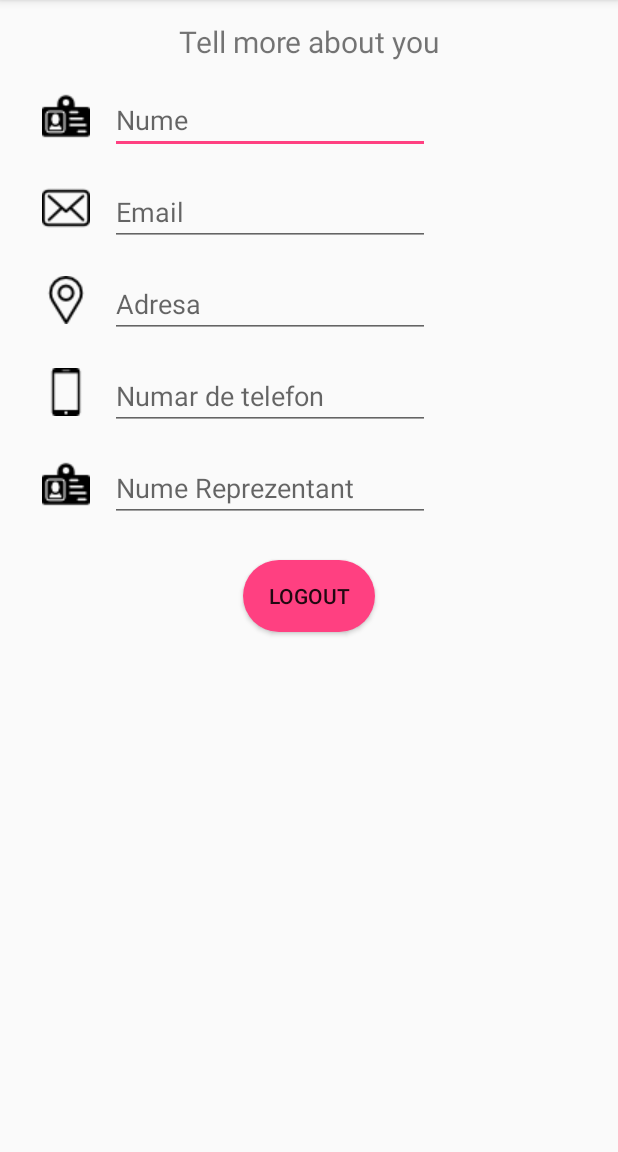
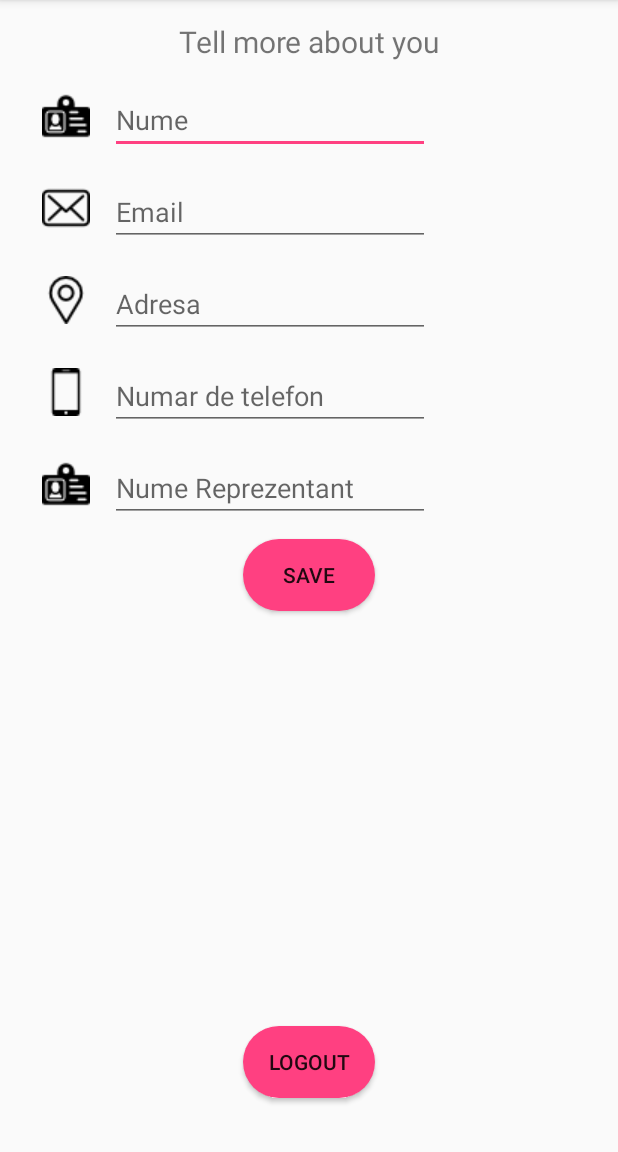
Before and after one commit to axelalex13/FoodShare, an Android app: the AddFood screen opened directly, with no data from a screen before it, after a tap on "Food helper", on a phone screen of 412 x 824 dp, the part 84-1236 px from its top. Run offline under Robolectric (Android 15) with nearby library versions, the phone set to English and light mode, and no system bars; libraries missing offline, so code that uses them is left out: cn.pedant; 8 statements that could not run were skipped; 2 other taps on this screen came first.

Commit message:
listView myfood and settings

```diff
--- a/app/src/main/java/com/example/cristinica/foodhelper/AddFood.java
+++ b/app/src/main/java/com/example/cristinica/foodhelper/AddFood.java
@@ -169,8 +169,9 @@ public class AddFood extends Fragment {
 
         final  ArrayList<ItemData> list3=new ArrayList<>();
 
+
+        list3.add(new ItemData("Oil",R.drawable.oil));
         list3.add(new ItemData("Sugar",R.drawable.sugar));
-        list3.add(new ItemData("Oil",R.drawable.oil));
         list3.add(new ItemData("Flour",R.drawable.flour));
         list3.add(new ItemData("Rice",R.drawable.rice));
         final SpinnerAdapter adapter4=new SpinnerAdapter(getActivity(), R.layout.spinner_layout,R.id.txt,list3);
@@ -183,7 +184,7 @@ public class AddFood extends Fragment {
         radioGroup=(RadioGroup)view.findViewById(R.id.radioGroup);
         final RadioButton rb1 = (RadioButton)  view.findViewById(R.id.radio_food);
         final RadioButton rb2 = (RadioButton)  view.findViewById(R.id.radio_ingredients);
-
+        radioGroup.check(rb1.getId());
         View.OnClickListener button1Listener = new View.OnClickListener() {
             public void onClick(View v) {
             sp.setAdapter(adapter2);
--- a/app/src/main/java/com/example/cristinica/foodhelper/FoodFragment.java
+++ b/app/src/main/java/com/example/cristinica/foodhelper/FoodFragment.java
@@ -1,12 +1,27 @@
 package com.example.cristinica.foodhelper;
 
+import android.annotation.SuppressLint;
 import android.content.Context;
 import android.net.Uri;
+import android.os.AsyncTask;
 import android.os.Bundle;
 import android.support.v4.app.Fragment;
+import android.support.v7.widget.DefaultItemAnimator;
+import android.support.v7.widget.LinearLayoutManager;
+import android.util.Log;
 import android.view.LayoutInflater;
 import android.view.View;
 import android.view.ViewGroup;
+import android.widget.ListAdapter;
+import android.widget.ListView;
+
+import com.example.cristinica.foodhelper.apiConnector.MyFoodApi;
+import com.example.cristinica.foodhelper.models.Food;
+import com.google.gson.Gson;
+import com.google.gson.reflect.TypeToken;
+
+import java.util.ArrayList;
+import java.util.List;
 
 
 /**
@@ -22,6 +37,11 @@ public class FoodFragment extends Fragment {
     // the fragment initialization parameters, e.g. ARG_ITEM_NUMBER
     private static final String ARG_PARAM1 = "param1";
     private static final String ARG_PARAM2 = "param2";
+    private ArrayList<Food> foods;
+    private ListAdapter adapter ; // adapter reference
+    View view;
+    ListView listView;
+
 
     // TODO: Rename and change types of parameters
     private String mParam1;
@@ -64,7 +84,58 @@ public class FoodFragment extends Fragment {
     public View onCreateView(LayoutInflater inflater, ViewGroup container,
                              Bundle savedInstanceState) {
         // Inflate the layout for this fragment
-        return inflater.inflate(R.layout.fragment_food, container, false);
+        view = inflater.inflate(R.layout.fragment_food, container, false);
+        listView = view.findViewById(R.id.list);
+
+
+        @SuppressLint("StaticFieldLeak") AsyncTask<Void, Void, Void> task = new AsyncTask<Void, Void, Void>() {
+
+
+            @Override
+
+            protected Void doInBackground(Void... params) {
+                String s = MyFoodApi.getFood("carrefour@carrefour.com");
+
+                Log.v("am primit la get food", s);
+                Gson g = new Gson();
+                foods = g.fromJson(s,  new TypeToken<ArrayList<Food>>(){}.getType());
+
+
+                return null;
+            }
+
+            @Override
+            protected void onPostExecute(Void aVoid) {
+
+                super.onPostExecute(aVoid);
+
+                Log.v("lista",foods.get(0).nume);
+                adapter = new MyListAdapter(getContext(), foods);
+                listView.setAdapter(adapter);
+
+
+                // removedItems = new ArrayList<Integer>();
+
+
+
+
+
+            }
+        };
+
+        task.execute();
+
+
+
+
+
+        return view;
+
+
+
+
+
+
     }
 
     // TODO: Rename method, update argument and hook method into UI event
--- a/app/src/main/java/com/example/cristinica/foodhelper/SettingsActivity.java
+++ b/app/src/main/java/com/example/cristinica/foodhelper/SettingsActivity.java
@@ -1,27 +1,59 @@
 package com.example.cristinica.foodhelper;
 
+import android.annotation.SuppressLint;
 import android.content.Context;
 import android.content.Intent;
 import android.content.SharedPreferences;
+import android.os.AsyncTask;
 import android.support.v7.app.AppCompatActivity;
 import android.os.Bundle;
+import android.util.Log;
 import android.view.View;
 import android.widget.Button;
+import android.widget.TextView;
+
+import com.example.cristinica.foodhelper.apiConnector.SaveInfoApi;
+import com.example.cristinica.foodhelper.models.LoginModel;
+import com.example.cristinica.foodhelper.models.RegisterModel;
+import com.google.gson.Gson;
 
 public class SettingsActivity extends AppCompatActivity {
-
 
     @Override
     protected void onCreate(Bundle savedInstanceState) {
         super.onCreate(savedInstanceState);
         setContentView(R.layout.activity_settings);
         Button logout = findViewById(R.id.logout);
+
+        final SharedPreferences sharedPreferences = SettingsActivity.this.getSharedPreferences("user", Context.MODE_PRIVATE);
+
+        final TextView name = findViewById(R.id.editText2);
+        final TextView email = findViewById(R.id.editText3);
+        final TextView address = findViewById(R.id.editText5);
+        final TextView phone = findViewById(R.id.editText4);
+        final TextView reprezentant = findViewById(R.id.editText6);
+        final LoginModel loginModel;
+        Gson g = new Gson();
+        loginModel = g.fromJson(sharedPreferences.getString("user", ""), LoginModel.class);
+
+        if (loginModel.nume != null)
+            name.setText(loginModel.nume);
+        if (loginModel.email != null)
+            email.setText(loginModel.email);
+        if (loginModel.adresa != null)
+            address.setText(loginModel.adresa);
+        if (loginModel.telefon != null)
+            phone.setText(loginModel.telefon);
+        if (loginModel.nume_reprezentant != null)
+            reprezentant.setText(loginModel.nume_reprezentant);
+
+
         SharedPreferences sharedPreferences2 = SettingsActivity.this.getSharedPreferences("type", Context
                 .MODE_PRIVATE);
         int type = sharedPreferences2.getInt("type", 1);
-            if (type == 0){
+        if (type == 0) {
             logout.setBackgroundDrawable(getResources().getDrawable(R.drawable.round));
-            } else if(type == 1) {
+        } else if (type == 1) {
             logout.setBackgroundDrawable(getResources().getDrawable(R.drawable.round2));
         }
 
@@ -39,5 +71,40 @@ public class SettingsActivity extends AppCompatActivity {
                 startActivity(intent);
             }
         });
+
+
+        Button save = findViewById(R.id.save);
+        if (type == 0) {
+            save.setBackgroundDrawable(getResources().getDrawable(R.drawable.round));
+        } else if (type == 1) {
+            save.setBackgroundDrawable(getResources().getDrawable(R.drawable.round2));
+        }
+        save.setOnClickListener(new View.OnClickListener() {
+            @Override
+            public void onClick(View view) {
+                @SuppressLint("StaticFieldLeak") AsyncTask<Void, Void, Void> task = new AsyncTask<Void, Void, Void>() {
+                    RegisterModel registerModel = new RegisterModel();
+
+                    @Override
+                    protected Void doInBackground(Void... params) {
+                        String s = SaveInfoApi.saveInfo(loginModel.email, email.getText().toString(), name.getText().toString(),
+                                reprezentant.getText().toString(), phone.getText().toString(), address.getText().toString());
+                        Log.v("am primit", s);
+                        Gson g = new Gson();
+                        registerModel = g.fromJson(s, RegisterModel.class);
+                        return null;
+                    }
+
+                    protected void onPostExecute(Void param) {
+
+                    }
+
+                };
+                task.execute();
+                finish();
+            }
+        });
+
+
     }
     }
--- a/app/src/main/java/com/example/cristinica/foodhelper/ViewPagerAdapter.java
+++ b/app/src/main/java/com/example/cristinica/foodhelper/ViewPagerAdapter.java
@@ -17,7 +17,7 @@ public class ViewPagerAdapter extends FragmentStatePagerAdapter {
     private int[] imageResId = {
 
     };
-    private static final String[] CONTENT = new String[] { "ADD", "VIEW"};
+    private static final String[] CONTENT = new String[] { "ADD", "YOUR FOOD"};
     CharSequence Titles[]; // This will Store the Titles of the Tabs which are Going to be passed when ViewPagerAdapter is created
     int NumbOfTabs; // Store the number of tabs, this will also be passed when the ViewPagerAdapter is created
 
--- /dev/null
+++ b/app/src/main/java/com/example/cristinica/foodhelper/apiConnector/MyFoodApi.java
@@ -0,0 +1,60 @@
+package com.example.cristinica.foodhelper.apiConnector;
+
+import org.json.JSONObject;
+
+import java.io.BufferedReader;
+import java.io.InputStreamReader;
+import java.io.OutputStreamWriter;
+import java.net.HttpURLConnection;
+import java.net.URL;
+
+/**
+ * Created by alex on 3/24/2018.
+ */
+
+public class MyFoodApi {
+
+    public static String apiURL = RegisterApi.apiURLGlobal+ "/getProductsByID.php";
+
+    public static String getFood(String email) {
+        HttpURLConnection connection = null;
+
+        try {
+            URL url = new URL(apiURL);
+            JSONObject postDataParams = new JSONObject();
+            postDataParams.put("email", email);
+            connection = (HttpURLConnection) url.openConnection();
+            connection.setReadTimeout(15000);
+            connection.setConnectTimeout(15000);
+            connection.setRequestMethod("POST");
+            connection.setRequestProperty("Content-Type",
+                    "application/json");
+            connection.setDoInput(true);
+            connection.setDoOutput(true);
+            OutputStreamWriter out = new OutputStreamWriter(connection.getOutputStream());
+            out.write(postDataParams.toString());
+            out.close();
+            StringBuilder sb = new StringBuilder();
+            sb.append("");
+            int HttpResult = connection.getResponseCode();
+            if (HttpResult == HttpURLConnection.HTTP_OK) {
+                BufferedReader br = new BufferedReader(new InputStreamReader(
+                        connection.getInputStream(), "utf-8"));
+                String line = null;
+                while ((line = br.readLine()) != null) {
+                    sb.append(line + "\n");
+                }
+                br.close();
+            } else {
+                System.out.println(connection.getResponseMessage());
+            }
+            System.out.println("aici: " + sb.toString());
+            return sb.toString();
+        } catch (Exception e) {
+            System.out.println("eroare");
+            return new String("Exception: " + e.getMessage());
+        } finally {
+            connection.disconnect();
+        }
+    }
+}
--- a/app/src/main/res/layout/activity_login.xml
+++ b/app/src/main/res/layout/activity_login.xml
@@ -67,7 +67,7 @@
         android:layout_width="wrap_content"
         android:layout_height="wrap_content"
         android:layout_marginTop="16dp"
-        android:text="Welcome to DontWaste! "
+        android:text="Welcome to FoodHelper! "
         android:textSize="24sp"
         android:id="@+id/textView4"
         android:layout_alignParentTop="true"
--- a/app/src/main/res/layout/activity_reciver.xml
+++ b/app/src/main/res/layout/activity_reciver.xml
@@ -43,4 +43,4 @@
 
 
 
-</android.support.v4.widget.DrawerLayout>
+    </android.support.v4.widget.DrawerLayout>
--- a/app/src/main/res/layout/activity_settings.xml
+++ b/app/src/main/res/layout/activity_settings.xml
@@ -206,9 +206,19 @@
         android:id="@+id/logout"
         android:layout_width="wrap_content"
         android:layout_height="wrap_content"
-        android:layout_below="@+id/reprezentant"
+        android:layout_alignParentBottom="true"
         android:layout_centerHorizontal="true"
-        android:layout_marginTop="25dp"
+        android:layout_marginBottom="36dp"
         android:text="Logout" />
 
+    <Button
+        android:id="@+id/save"
+        android:layout_width="wrap_content"
+        android:layout_height="wrap_content"
+        android:layout_alignEnd="@+id/logout"
+        android:layout_alignRight="@+id/logout"
+        android:layout_below="@+id/reprezentant"
+        android:layout_marginTop="11dp"
+        android:text="Save" />
+
 </RelativeLayout>
```
Also changed, not shown: app/src/main/java/com/example/cristinica/foodhelper/Login.java (+8 -2 lines), app/src/main/java/com/example/cristinica/foodhelper/MyListAdapter.java (added, +72 -0 lines), app/src/main/java/com/example/cristinica/foodhelper/apiConnector/SaveInfoApi.java (added, +71 -0 lines), app/src/main/res/layout/cards_layout.xml (+8 -7 lines), app/src/main/res/layout/fragment_food.xml (+11 -8 lines), app/src/main/res/layout/list_layout.xml (added, +61 -0 lines), app/src/main/res/drawable/delete.png (added). Lines whose indentation alone changed are shown as unchanged.
